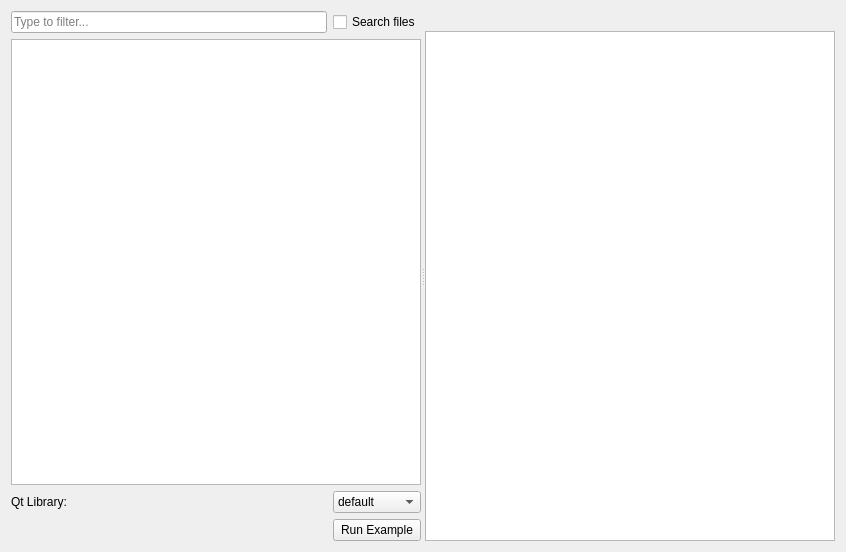
Above: examples/exampleLoaderTemplate.ui from pyqtgraph/pyqtgraph before the change. Below: the same form after it.
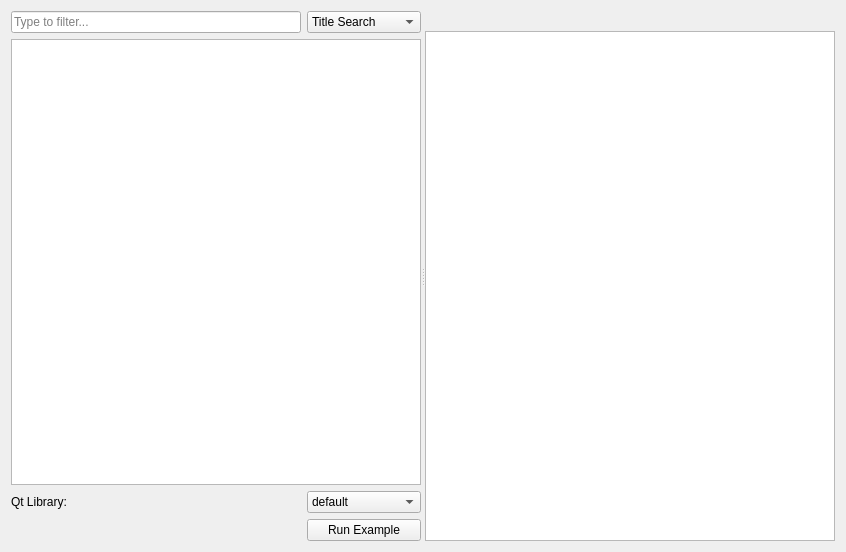
That is the form after the change.

Commit message: Minor refactoring/cleanup, uses combo box instead of checkbox

```diff
--- a/examples/exampleLoaderTemplate.ui
+++ b/examples/exampleLoaderTemplate.ui
@@ -84,10 +84,17 @@
         </widget>
        </item>
        <item row="0" column="1">
-        <widget class="QCheckBox" name="searchFiles">
+        <widget class="QComboBox" name="searchFiles">
+         <item>
          <property name="text">
-          <string>Search files</string>
-         </property>
+           <string>Title Search</string>
+          </property>
+         </item>
+         <item>
+          <property name="text">
+           <string>Content Search</string>
+          </property>
+         </item>
         </widget>
        </item>
       </layout>
```
Lines whose indentation alone changed are shown as unchanged. The commit also changes 7 other files.
